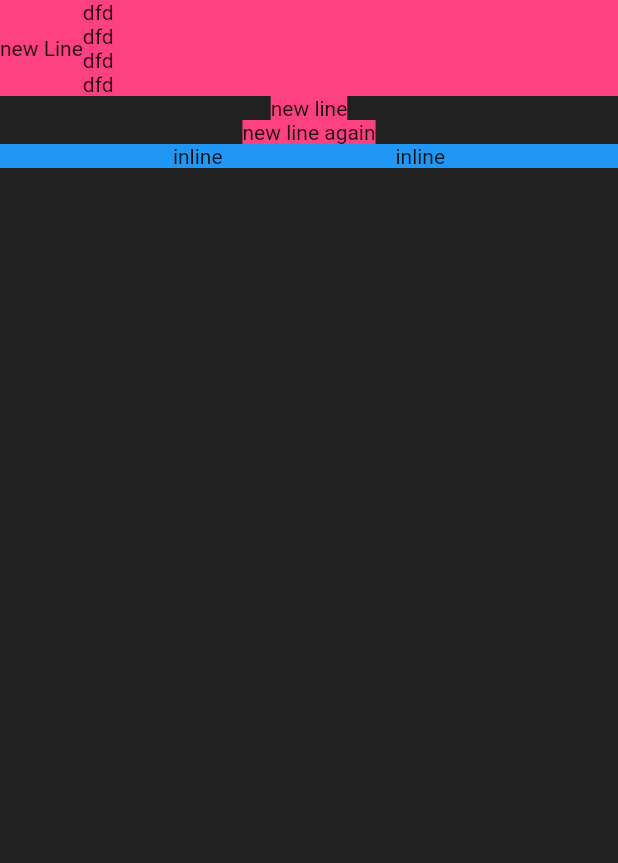
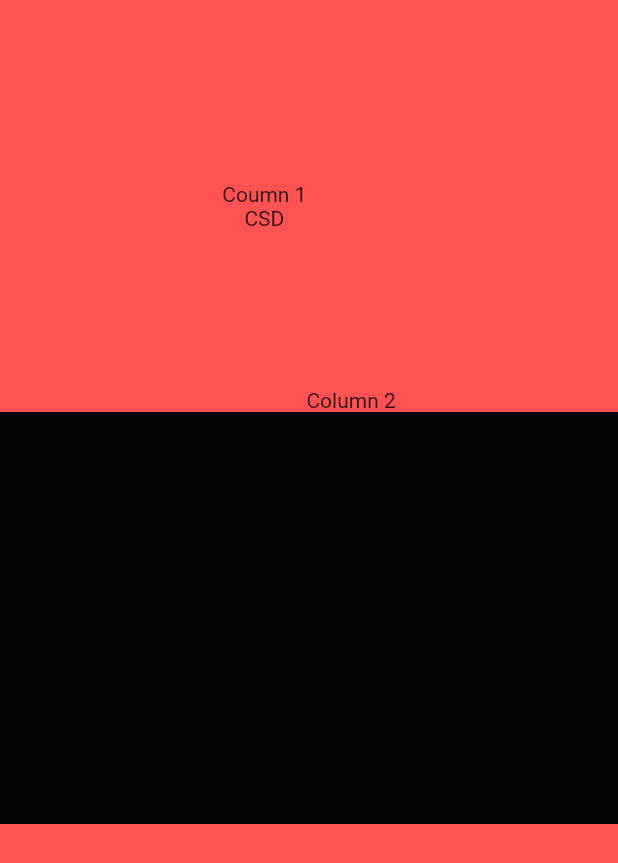
Before and after one commit to msagerup/GymFlutterApp, a Flutter app: the screen it shows after launch, on a phone screen of 412 x 824 dp. Shown: the top 863 px of the screen. Run offline on Flutter 3.47's test engine with Material 2 defaults, Android fonts, the phone set to English and light mode, and no system bars.

Commit message:
coumn, within row, witin column

```diff
--- a/lib/main.dart
+++ b/lib/main.dart
@@ -11,48 +11,43 @@ class GymIntro extends StatelessWidget {
     return Scaffold(
       backgroundColor: Colors.grey[900],
      body: SafeArea(
-       child: Container(
-         child: Column(
-           // crossAxisAlignment: CrossAxisAlignment.stretch,
-           children: <Widget>[
-             Container(
-               color: Colors.pinkAccent,
+       child: Column(
+         children: [
+           Expanded(
+             child: Container(
+               color: Colors.redAccent,
                child: Row(
+                 mainAxisAlignment: MainAxisAlignment.center,
                  children: [
-                   Text('new Line'),
                    Column(
+                     mainAxisAlignment: MainAxisAlignment.center,
+                     crossAxisAlignment: CrossAxisAlignment.center,
+                       children: [
+                       Text('Coumn 1'),
+                       Text('CSD')
+                     ],
+                   ),
+                   Column(
+                     mainAxisAlignment: MainAxisAlignment.end,
                      children: [
-                       Text('dfd'),
-                       Text('dfd'),
-                       Text('dfd'),
-                       Text('dfd'),
-
+                       Text('Column 2')
                      ],
                    )
-
                  ],
                )
              ),
-             Container(
-               color: Colors.pinkAccent,
-               child: (Text('new line')),
+           ),
+           Expanded(
+             child: Container(
+               color: Colors.black87,
              ),
-             Container(
-               color: Colors.pinkAccent,
-               child: (Text('new line again')),
+           ),
+           Expanded(
+             child: Container(
+               color: Colors.redAccent,
              ),
-             Container(
-               color: Colors.blue,
-               child: Row(
-                 mainAxisAlignment: MainAxisAlignment.spaceEvenly,
-                 children: <Widget>[
-                   Text('inline'),
-                   Text('inline'),
-                 ],
-               )
-             ),
-           ],
-         )
+           ),
+         ],
        )
      )
     );
```
